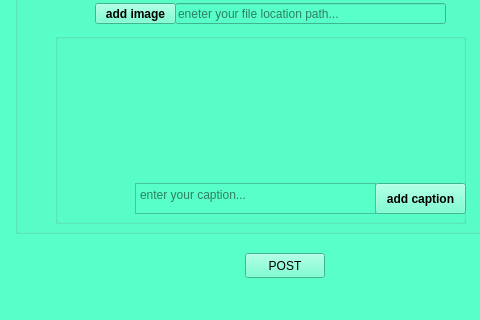
Old version of the form addpost.ui in the repository white-vessel/eyd-project; both pictures show x 215 to 695 and y 317 to 637 of the 963 by 637 pixel window.
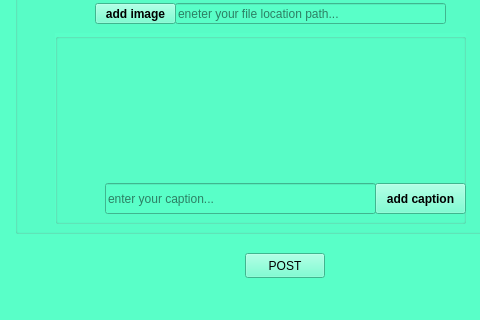
New version of the form.

Diff of the .ui file:
```diff
--- a/addpost.ui
+++ b/addpost.ui
@@ -61,12 +61,12 @@
        <string>add caption</string>
       </property>
      </widget>
-     <widget class="QTextEdit" name="capin">
+     <widget class="QLineEdit" name="lineEdit">
       <property name="geometry">
        <rect>
-        <x>80</x>
+        <x>50</x>
         <y>150</y>
-        <width>241</width>
+        <width>271</width>
         <height>31</height>
        </rect>
       </property>
```
